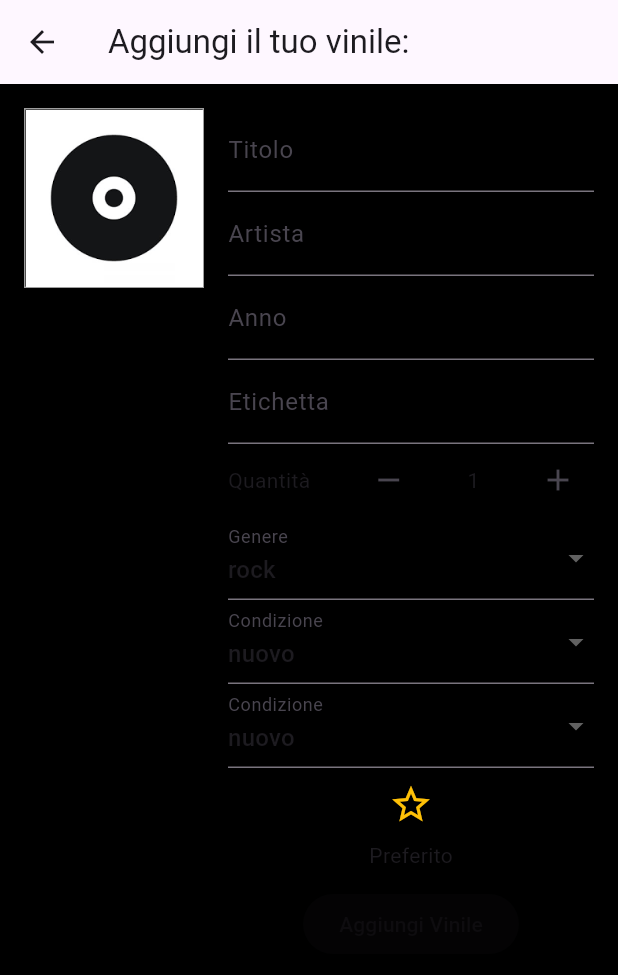
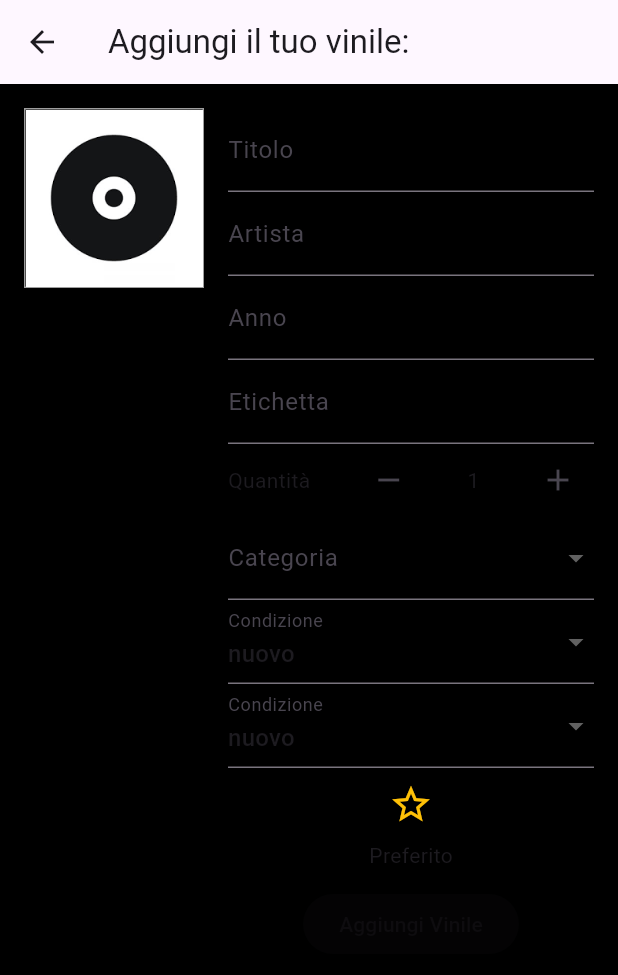
Before and after one commit to paskcodes/vinyl_collection_app, a Flutter app: the screen it shows after launch, after a tap on the "add" icon, on a phone screen of 412 x 824 dp. Shown: the top 975 px of the screen. Run offline on Flutter 3.47's test engine with Material 3 defaults, Android fonts, the phone set to English and light mode, and no system bars; our stand-ins replace flutter_dotenv, image_picker, sqflite; accounts and stored records are empty.

Commit message:
categorie e database per categorie(mancano ancor alcuni metodi)

```diff
--- a/lib/categoria/categoria.dart
+++ /dev/null
@@ -1,19 +0,0 @@
-import 'dart:io';
-import 'package:flutter/material.dart';
-
-class Categoria{
-  final int? i;
-  final String nome;
-  final String? descrizione;
-  final String? colore;
-
-Categoria({this.i,
-  required this.nome,
-  this.descrizione,
-  String? colore
-}
-) : colore = colore ?? "0xFFEEEEEE";
-
-
-
-}
--- /dev/null
+++ b/lib/categoria/genere.dart
@@ -0,0 +1,18 @@
+class Genere{
+  final int? id;
+  final String nome;
+
+  Genere({this.id,
+    required this.nome,
+  });
+
+  Map<String, Object?> toMap() => {
+    'id': id,
+    'nome': nome,
+  };
+
+  factory Genere.fromMap(Map<String, dynamic> m) => Genere(
+    id: m['id'] as int?,
+    nome: m['nome'] as String,
+  );
+}
--- a/lib/database/databasehelper.dart
+++ b/lib/database/databasehelper.dart
@@ -1,13 +1,52 @@
-import 'dart:io';
-
-import 'package:flutter/services.dart';
 import 'package:path/path.dart';
 import 'package:sqflite/sqflite.dart';
+import 'package:vinyl_collection_app/categoria/genere.dart';
 
 import '../vinile/vinile.dart';
 
 class DatabaseHelper {
- /* static final _databaseName = "vinili.db";
+ /*
+ return db.execute(
+      '''CREATE TABLE "collezioneVinili" (
+          "id"	INTEGER NOT NULL UNIQUE,
+            "titolo"	TEXT NOT NULL,
+            "artista"	TEXT NOT NULL,
+            "anno"	INTEGER NOT NULL,
+            "genere"	INTEGER NOT NULL,
+            "etichetta_discografica"	TEXT NOT NULL,
+            "quantita"	INTEGER NOT NULL DEFAULT 1,
+            "condizione"	INTEGER NOT NULL,
+            "immagine"	TEXT NOT NULL,
+            "preferito"	INTEGER DEFAULT 0,
+            "creato_il"	TEXT NOT NULL,
+            PRIMARY KEY("id" AUTOINCREMENT)
+            FOREIGN KEY(genere) REFERENCES generi(id)
+          );
+          CREATE TABLE generi (
+          id INTEGER PRIMARY KEY AUTOINCREMENT,
+            nome TEXT NOT NULL UNIQUE,
+          );
+          INSERT INTO generi
+  ( nome, descrizione, colore )
+VALUES
+  ('rock'),
+  ('electronic'),
+  ('pop'),
+  ('country'),
+  ('jazz'),
+  ('funk'),
+  ('soul'),
+  ('classical'),
+  ('hiphop'),
+  ('latin'),
+  ('reggae'),
+  ('blues'),
+  ;
+
+        ''',
+    );
+
+ static final _databaseName = "vinili.db";
   static final _databaseVersion = 1;
 
   DatabaseHelper._privateConstructor();
@@ -86,25 +125,52 @@ class DatabaseHelper {
   Future<Database> _initDatabase() async {
     return openDatabase(
       join(await getDatabasesPath(), 'vinili.db'),
-      onCreate: (db, version) {
-        return db.execute(
-          '''CREATE TABLE "collezioneVinili" (
-          "id"	INTEGER NOT NULL UNIQUE,
-            "titolo"	TEXT NOT NULL,
-            "artista"	TEXT NOT NULL,
-            "anno"	INTEGER NOT NULL,
-            "genere"	INTEGER NOT NULL,
-            "etichetta_discografica"	TEXT NOT NULL,
-            "quantita"	INTEGER NOT NULL DEFAULT 1,
-            "condizione"	INTEGER NOT NULL,
-            "immagine"	TEXT NOT NULL,
-            "preferito"	INTEGER DEFAULT 0,
-            "creato_il"	TEXT NOT NULL,
-            PRIMARY KEY("id" AUTOINCREMENT)
-        );
-        ''',
-        );
-      },
+      onCreate: (db, version) async {
+        await db.execute('''
+    CREATE TABLE generi (
+      id INTEGER PRIMARY KEY AUTOINCREMENT,
+      nome TEXT NOT NULL UNIQUE
+    );
+  ''');
+
+        await db.execute('''
+    CREATE TABLE collezioneVinili (
+      id INTEGER NOT NULL PRIMARY KEY AUTOINCREMENT,
+      titolo TEXT NOT NULL,
+      artista TEXT NOT NULL,
+      anno INTEGER NOT NULL,
+      genere INTEGER NOT NULL,
+      etichetta_discografica TEXT NOT NULL,
+      quantita INTEGER NOT NULL DEFAULT 1,
+      condizione INTEGER NOT NULL,
+      immagine TEXT NOT NULL,
+      preferito INTEGER DEFAULT 0,
+      creato_il TEXT NOT NULL,
+      FOREIGN KEY(genere) REFERENCES generi(id)
+    );
+  ''');
+
+        // Inserisci generi iniziali
+        final batch = db.batch();
+        final generi = [
+          'rock',
+          'electronic',
+          'pop',
+          'country',
+          'jazz',
+          'funk',
+          'soul',
+          'classical',
+          'hiphop',
+          'latin',
+          'reggae',
+          'blues',
+        ];
+        for (final g in generi) {
+          batch.insert('generi', {'nome': g});
+        }
+        await batch.commit(noResult: true);
+  },
       version: 1,
     );
   }
@@ -195,4 +261,13 @@ class DatabaseHelper {
 
     return result.isNotEmpty;
   }
+
+  Future<List<Genere>> getCategorie() async{
+    final db = await database;
+    final maps = await db.query("generi");
+    List<Genere> lista= maps.map(Genere.fromMap).toList();
+    return lista;
+  }
+
+
 }
--- a/lib/screen/schermataaggiungi.dart
+++ b/lib/screen/schermataaggiungi.dart
@@ -1,23 +1,11 @@
-/*
-if(awayt vinileEsiste(vinile)){
-showDialog(context: context,
-builder: (BuildContext context){
-return AlertDialog(
-title: Text("Attenzione!"),
-content: const Text("Hai già questo vinile nella tua collezione."),
-actions: [TextButton(onPressed: ()=> Navigator.of(context).pop(), child: const Text("Ok"))],
-);
-}
-);
-}else */
 import 'dart:io';
 
 import 'package:flutter/material.dart';
 import 'package:image_picker/image_picker.dart';
 
+import '../categoria/genere.dart';
 import '../database/databasehelper.dart';
 import '../vinile/condizione.dart';
-import '../vinile/genere.dart';
 import '../vinile/vinile.dart';
 
 class SchermataAggiungi extends StatefulWidget {
@@ -40,11 +28,11 @@ class _SchermataAggiungiState extends State<SchermataAggiungi> {
   final _etichettaController = TextEditingController();
 
   int _quantita = 1;
-  int _genere = 0;
+  int? _genereSelezionato;
   int _condizione = 0;
-  late int _categoria;
   bool _preferito = false;
   File? _immagineFile;
+  List<Genere> _categorie=[];
 
 
   final picker = ImagePicker();
@@ -56,7 +44,16 @@ class _SchermataAggiungiState extends State<SchermataAggiungi> {
     _artistaController.addListener(_aggiornaStato);
     _annoController.addListener(_aggiornaStato);
     _etichettaController.addListener(_aggiornaStato);
+    caricaCategorie();
   }
+
+  Future<void> caricaCategorie() async{
+    List<Genere>categorie=await DatabaseHelper.instance.getCategorie();
+    setState(() {
+      _categorie=categorie;
+    });
+  }
+
 
   void _aggiornaStato() => setState(() {});
 
@@ -64,7 +61,8 @@ class _SchermataAggiungiState extends State<SchermataAggiungi> {
     return _titoloController.text.trim().isNotEmpty &&
         _artistaController.text.trim().isNotEmpty &&
         _annoController.text.trim().isNotEmpty &&
-        _etichettaController.text.trim().isNotEmpty;
+        _etichettaController.text.trim().isNotEmpty &&
+        _genereSelezionato==null;
   }
 
 
@@ -80,7 +78,7 @@ class _SchermataAggiungiState extends State<SchermataAggiungi> {
   Future<void> _aggiungi() async {
     if (_formKey.currentState!.validate()) {
       final nuovoVinile = Vinile(titolo: _titoloController.text.trim(), artista: _artistaController.text.trim(),
-        anno: int.parse(_annoController.text.trim()), genere:Genere.values[_genere], etichettaDiscografica:_etichettaController.text.trim(),
+        anno: int.parse(_annoController.text.trim()), genere:_genereSelezionato, etichettaDiscografica:_etichettaController.text.trim(),
         quantita: _quantita, condizione: Condizione.values[_condizione], immagine: _immagineFile?.path ,preferito: _preferito,);
       print("Vinile creato: $nuovoVinile");
       if(await DatabaseHelper.instance.vinileEsiste(nuovoVinile)){
@@ -192,15 +190,19 @@ class _SchermataAggiungiState extends State<SchermataAggiungi> {
 
                     ),
                     DropdownButtonFormField<int>(
-                      value: _genere,
-                      items: Genere.values
-                          .asMap()
-                          .entries
-                          .map((e) => DropdownMenuItem(
-                          value: e.key, child: Text(e.value.name)))
-                          .toList(),
-                      onChanged: (val) => setState(() => _genere = val!),
-                      decoration: const InputDecoration(labelText: "Genere"),
+                      value: _genereSelezionato,
+                      items: _categorie.map((categoria) {
+                        return DropdownMenuItem<int>(
+                          value: categoria.id,
+                          child: Text(categoria.nome),
+                        );
+                      }).toList(),
+                      onChanged: (val) {
+                        setState(() {
+                          _genereSelezionato = val;
+                        });
+                      },
+                      decoration: const InputDecoration(labelText: "Categoria"),
                     ),
                     DropdownButtonFormField<int>(
                       value: _condizione,
--- a/lib/vinile/genere.dart
+++ /dev/null
@@ -1,5 +0,0 @@
-enum Genere{
-  rock, electronic, pop, folkWorldCountry, jazz, funkSoul,
-  classical, hiphop, latin, stageScreen, reggae,
-  blues, nonMusic, childrens, brassMilitary;
-}
--- a/lib/vinile/vinile.dart
+++ b/lib/vinile/vinile.dart
@@ -3,7 +3,6 @@ library vinile_model;
 import 'dart:io';
 import 'package:flutter/material.dart';
 import 'package:vinyl_collection_app/vinile/condizione.dart';
-import 'package:vinyl_collection_app/vinile/genere.dart';
 
 class Vinile {
   /* ---------- campi ---------- */
@@ -11,13 +10,13 @@ class Vinile {
   final String titolo;
   final String artista;             // ex “nomeArtista”
   final int anno;
-  final Genere? genere;             // FK verso tabella generi (può essere null)
+  final int? genere;             // FK verso tabella generi (può essere null)
   final String? etichettaDiscografica;
   final int? quantita;
   final Condizione? condizione;
   final String? immagine;           // path locale o URL
   final bool preferito;
-  final String? createdAt;// ISO‑8601 (“2025‑06‑30T14:05:00”)
+  final String? creato_il;// ISO‑8601 (“2025‑06‑30T14:05:00”)
 
   /* ---------- costruttore ---------- */
   Vinile({
@@ -33,7 +32,7 @@ class Vinile {
     this.preferito = false,
     String? createdAt,
   })  :immagine = immagine ?? "assets/immagini/vinilee.png",
-      createdAt = createdAt ?? DateTime.now().toIso8601String();
+      creato_il = createdAt ?? DateTime.now().toIso8601String();
 
   /* ---------- helper per la UI ---------- */
   /// Restituisce un widget immagine da usare ovunque (Network o File).
@@ -49,13 +48,13 @@ class Vinile {
     'titolo': titolo,
     'artista': artista,
     'anno': anno,
-    'genere': genere?.index,
+    'genere': genere,
     'etichetta_discografica': etichettaDiscografica,
     'quantita': quantita,
     'condizione': condizione?.index,
     'immagine': immagine,
     'preferito': preferito ? 1 : 0,
-    "creato_il" : createdAt,
+    "creato_il" : creato_il,
   };
 
   factory Vinile.fromMap(Map<String, dynamic> m) => Vinile(
@@ -63,7 +62,7 @@ class Vinile {
     titolo: m['titolo'] as String,
     artista: m['artista'] as String,
     anno: m['anno'] as int,
-    genere: m['genere'] != null ? Genere.values[m['genere'] as int] : null,
+    genere: m['genere'] as int?,
     etichettaDiscografica: m['etichetta_discografica'] as String?,
     quantita: m['quantita'] as int?,
     condizione: m['condizione'] != null
```
Also changed, not shown: lib/screen/schermatacategorie.dart (added).
